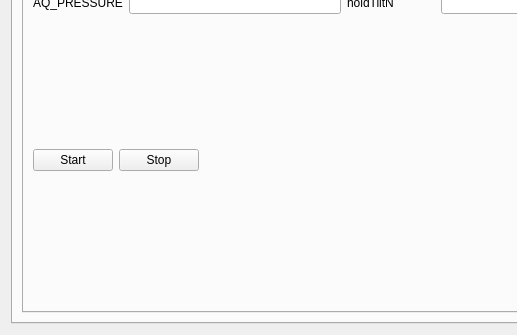
Above: src/ui/qgcautoquad.ui from mpaperno/qgroundcontrol_aq before the change; both pictures show x 0 to 517 and y 610 to 945 of the 1001 by 945 pixel window. Below: the same form after it.
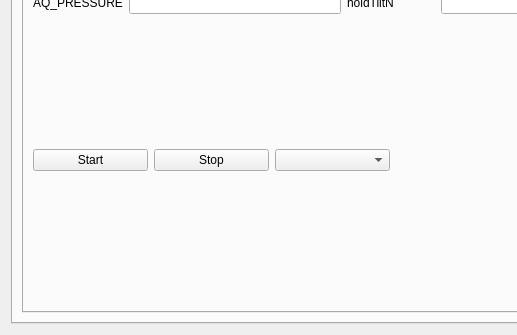
That is the form after the change. The open tabs and pages were chosen to show the change.

Commit message: -- add telemetry frequenz

```diff
--- a/src/ui/qgcautoquad.ui
+++ b/src/ui/qgcautoquad.ui
@@ -5697,6 +5697,12 @@
             <layout class="QHBoxLayout" name="horizontalLayout_14">
              <item>
               <widget class="QPushButton" name="pushButton_start_tel_grid">
+               <property name="sizePolicy">
+                <sizepolicy hsizetype="Expanding" vsizetype="Fixed">
+                 <horstretch>0</horstretch>
+                 <verstretch>0</verstretch>
+                </sizepolicy>
+               </property>
                <property name="text">
                 <string>Start</string>
                </property>
@@ -5705,7 +5711,7 @@
              <item>
               <widget class="QPushButton" name="pushButton_stop_tel_grid">
                <property name="sizePolicy">
-                <sizepolicy hsizetype="Fixed" vsizetype="Fixed">
+                <sizepolicy hsizetype="Expanding" vsizetype="Fixed">
                  <horstretch>0</horstretch>
                  <verstretch>0</verstretch>
                 </sizepolicy>
@@ -5715,6 +5721,16 @@
                </property>
               </widget>
              </item>
+             <item>
+              <widget class="QComboBox" name="Frequenz_Telemetry">
+               <property name="sizePolicy">
+                <sizepolicy hsizetype="Expanding" vsizetype="Fixed">
+                 <horstretch>0</horstretch>
+                 <verstretch>0</verstretch>
+                </sizepolicy>
+               </property>
+              </widget>
+             </item>
              <item>
               <spacer name="horizontalSpacer">
                <property name="orientation">
```
The commit also changes 4 other files.
